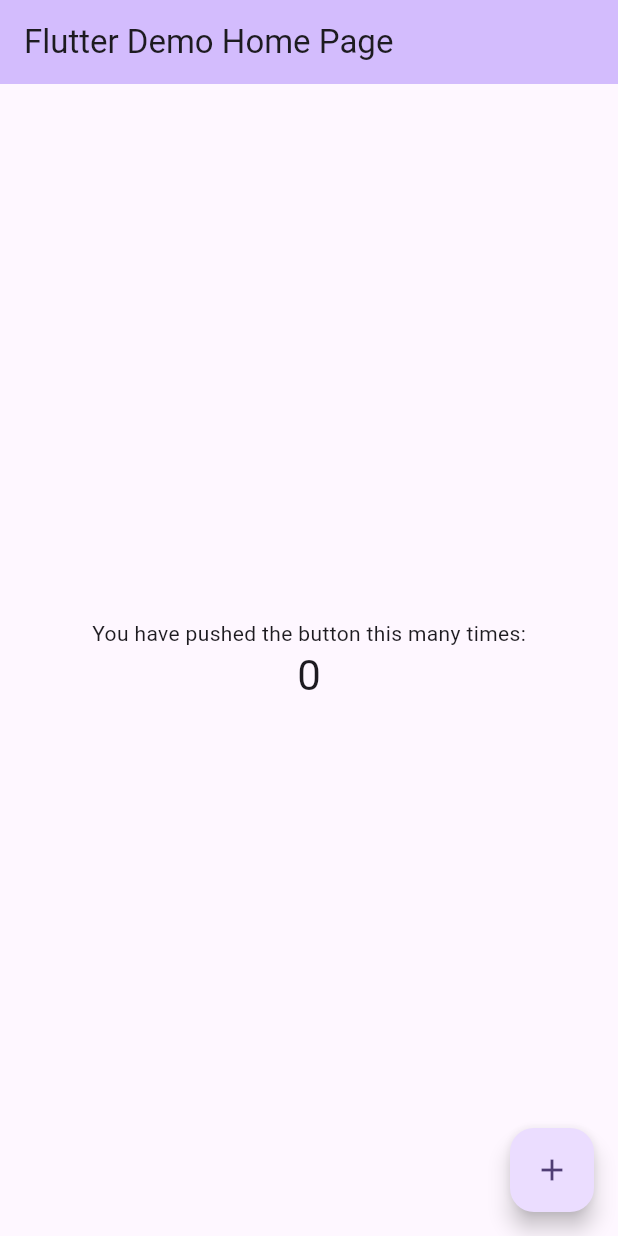
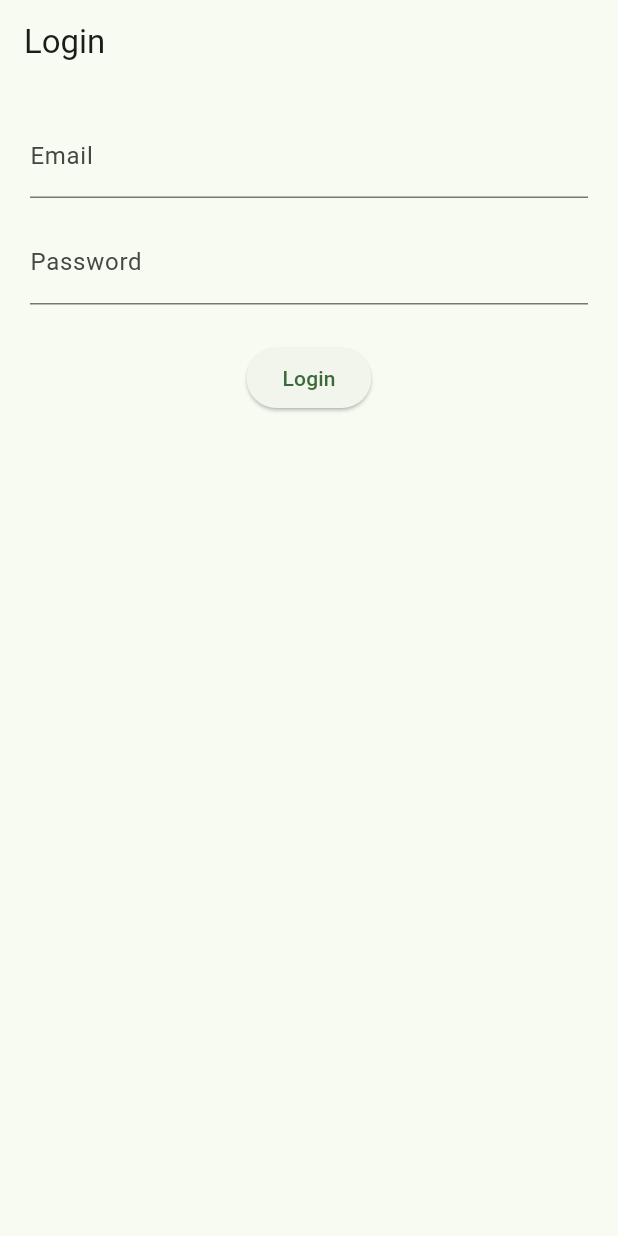
Before and after one commit to Ved1030/ChatSystem, a Flutter app: the screen it shows after launch, on a phone screen of 412 x 824 dp. Run offline on Flutter 3.47's test engine with Material 3 defaults, Android fonts, the phone set to English and light mode, and no system bars.

Commit message:
Added Pages

```diff
--- a/lib/main.dart
+++ b/lib/main.dart
@@ -1,4 +1,5 @@
 import 'package:flutter/material.dart';
+import 'screens/splash/splash_screen.dart';
 
 void main() {
   runApp(const MyApp());
@@ -7,116 +8,16 @@ void main() {
 class MyApp extends StatelessWidget {
   const MyApp({super.key});
 
-  // This widget is the root of your application.
   @override
   Widget build(BuildContext context) {
     return MaterialApp(
-      title: 'Flutter Demo',
+      debugShowCheckedModeBanner: false,
+      title: 'Chat App',
       theme: ThemeData(
-        // This is the theme of your application.
-        //
-        // TRY THIS: Try running your application with "flutter run". You'll see
-        // the application has a purple toolbar. Then, without quitting the app,
-        // try changing the seedColor in the colorScheme below to Colors.green
-        // and then invoke "hot reload" (save your changes or press the "hot
-        // reload" button in a Flutter-supported IDE, or press "r" if you used
-        // the command line to start the app).
-        //
-        // Notice that the counter didn't reset back to zero; the application
-        // state is not lost during the reload. To reset the state, use hot
-        // restart instead.
-        //
-        // This works for code too, not just values: Most code changes can be
-        // tested with just a hot reload.
-        colorScheme: ColorScheme.fromSeed(seedColor: Colors.deepPurple),
+        useMaterial3: true,
+        colorSchemeSeed: Colors.green,
       ),
-      home: const MyHomePage(title: 'Flutter Demo Home Page'),
+      home: const SplashScreen(),
     );
   }
 }
-
-class MyHomePage extends StatefulWidget {
-  const MyHomePage({super.key, required this.title});
-
-  // This widget is the home page of your application. It is stateful, meaning
-  // that it has a State object (defined below) that contains fields that affect
-  // how it looks.
-
-  // This class is the configuration for the state. It holds the values (in this
-  // case the title) provided by the parent (in this case the App widget) and
-  // used by the build method of the State. Fields in a Widget subclass are
-  // always marked "final".
-
-  final String title;
-
-  @override
-  State<MyHomePage> createState() => _MyHomePageState();
-}
-
-class _MyHomePageState extends State<MyHomePage> {
-  int _counter = 0;
-
-  void _incrementCounter() {
-    setState(() {
-      // This call to setState tells the Flutter framework that something has
-      // changed in this State, which causes it to rerun the build method below
-      // so that the display can reflect the updated values. If we changed
-      // _counter without calling setState(), then the build method would not be
-      // called again, and so nothing would appear to happen.
-      _counter++;
-    });
-  }
-
-  @override
-  Widget build(BuildContext context) {
-    // This method is rerun every time setState is called, for instance as done
-    // by the _incrementCounter method above.
-    //
-    // The Flutter framework has been optimized to make rerunning build methods
-    // fast, so that you can just rebuild anything that needs updating rather
-    // than having to individually change instances of widgets.
-    return Scaffold(
-      appBar: AppBar(
-        // TRY THIS: Try changing the color here to a specific color (to
-        // Colors.amber, perhaps?) and trigger a hot reload to see the AppBar
-        // change color while the other colors stay the same.
-        backgroundColor: Theme.of(context).colorScheme.inversePrimary,
-        // Here we take the value from the MyHomePage object that was created by
-        // the App.build method, and use it to set our appbar title.
-        title: Text(widget.title),
-      ),
-      body: Center(
-        // Center is a layout widget. It takes a single child and positions it
-        // in the middle of the parent.
-        child: Column(
-          // Column is also a layout widget. It takes a list of children and
-          // arranges them vertically. By default, it sizes itself to fit its
-          // children horizontally, and tries to be as tall as its parent.
-          //
-          // Column has various properties to control how it sizes itself and
-          // how it positions its children. Here we use mainAxisAlignment to
-          // center the children vertically; the main axis here is the vertical
-          // axis because Columns are vertical (the cross axis would be
-          // horizontal).
-          //
-          // TRY THIS: Invoke "debug painting" (choose the "Toggle Debug Paint"
-          // action in the IDE, or press "p" in the console), to see the
-          // wireframe for each widget.
-          mainAxisAlignment: MainAxisAlignment.center,
-          children: <Widget>[
-            const Text('You have pushed the button this many times:'),
-            Text(
-              '$_counter',
-              style: Theme.of(context).textTheme.headlineMedium,
-            ),
-          ],
-        ),
-      ),
-      floatingActionButton: FloatingActionButton(
-        onPressed: _incrementCounter,
-        tooltip: 'Increment',
-        child: const Icon(Icons.add),
-      ), // This trailing comma makes auto-formatting nicer for build methods.
-    );
-  }
-}
--- a/lib/screens/auth/login_screen.dart
+++ b/lib/screens/auth/login_screen.dart
@@ -0,0 +1,52 @@
+import 'package:flutter/material.dart';
+
+import '../home/home_screen.dart';
+
+class LoginScreen extends StatelessWidget {
+  const LoginScreen({super.key});
+
+  @override
+  Widget build(BuildContext context) {
+    final emailController = TextEditingController();
+    final passwordController = TextEditingController();
+
+    return Scaffold(
+      appBar: AppBar(
+        title: const Text('Login'),
+      ),
+      body: Padding(
+        padding: const EdgeInsets.all(20),
+        child: Column(
+          children: [
+            TextField(
+              controller: emailController,
+              decoration: const InputDecoration(
+                labelText: 'Email',
+              ),
+            ),
+            const SizedBox(height: 15),
+            TextField(
+              controller: passwordController,
+              obscureText: true,
+              decoration: const InputDecoration(
+                labelText: 'Password',
+              ),
+            ),
+            const SizedBox(height: 25),
+            ElevatedButton(
+              onPressed: () {
+                Navigator.pushReplacement(
+                  context,
+                  MaterialPageRoute(
+                    builder: (_) => const HomeScreen(),
+                  ),
+                );
+              },
+              child: const Text('Login'),
+            ),
+          ],
+        ),
+      ),
+    );
+  }
+}
```
Also changed, not shown: lib/screens/chat/chat_screen.dart (+77 -0 lines), lib/screens/home/home_screen.dart (+35 -0 lines), lib/screens/splash/splash_screen.dart (+46 -0 lines).
